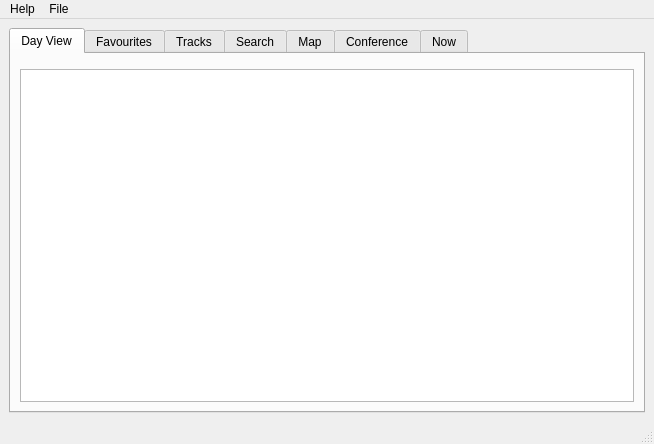
First picture: the form in src/gui/mainwindow.ui, repository edulix/confclerk, before the edit.
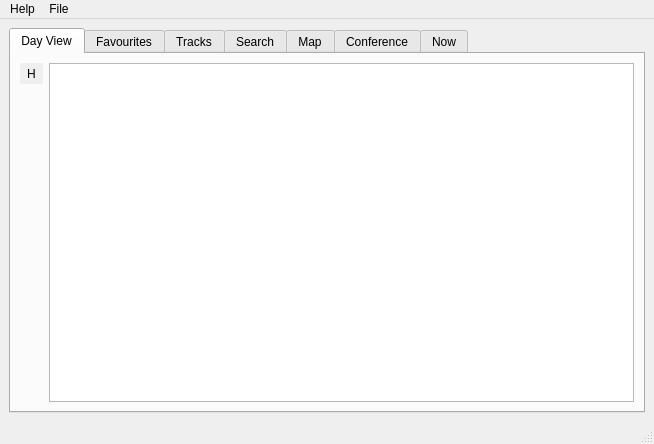
Second picture: the form after the edit. Custom widgets are drawn as their Qt base class.

Commit message: day navigator widget changes  - changed from Horizontal to Vertical

Diff of the .ui file:
```diff
--- a/src/gui/mainwindow.ui
+++ b/src/gui/mainwindow.ui
@@ -33,7 +33,33 @@
         <item row="0" column="0" >
          <layout class="QVBoxLayout" name="verticalLayout" >
           <item>
-           <widget class="DayNavigatorWidget" native="1" name="dayNavigator" />
+           <layout class="QHBoxLayout" name="horizontalLayout_2" >
+            <item>
+             <layout class="QVBoxLayout" name="verticalLayout_5" >
+              <item>
+               <widget class="QToolButton" name="toolButton" >
+                <property name="autoFillBackground" >
+                 <bool>true</bool>
+                </property>
+                <property name="text" >
+                 <string>H</string>
+                </property>
+                <property name="autoRaise" >
+                 <bool>true</bool>
+                </property>
+               </widget>
+              </item>
+              <item>
+               <widget class="DayNavigatorWidget" native="1" name="dayNavigator" >
+                <property name="sizePolicy" >
+                 <sizepolicy vsizetype="Expanding" hsizetype="Minimum" >
+                  <horstretch>0</horstretch>
+                  <verstretch>0</verstretch>
+                 </sizepolicy>
+                </property>
+               </widget>
+              </item>
+             </layout>
           </item>
           <item>
            <widget class="TreeView" name="dayTreeView" >
@@ -48,14 +74,16 @@
          </layout>
         </item>
        </layout>
+        </item>
+       </layout>
       </widget>
       <widget class="QWidget" name="favouritesTab" >
        <attribute name="title" >
         <string>Favourites</string>
        </attribute>
        <layout class="QGridLayout" name="gridLayout_3" >
-        <item row="0" column="0" >
-         <layout class="QVBoxLayout" name="verticalLayout_2" >
+        <item row="1" column="0" >
+         <layout class="QHBoxLayout" name="horizontalLayout_4" >
           <item>
            <widget class="DayNavigatorWidget" native="1" name="favouriteDayNavigator" />
           </item>
@@ -72,7 +100,7 @@
        </attribute>
        <layout class="QGridLayout" name="gridLayout_4" >
         <item row="0" column="0" >
-         <layout class="QVBoxLayout" name="activitiesVerticalLayout" >
+         <layout class="QHBoxLayout" name="horizontalLayout_3" >
           <item>
            <widget class="DayNavigatorWidget" native="1" name="trackDayNavigator" />
           </item>
@@ -341,7 +369,7 @@
      <x>0</x>
      <y>0</y>
      <width>654</width>
-     <height>22</height>
+     <height>26</height>
     </rect>
    </property>
    <widget class="QMenu" name="menuFile" >
```
Lines whose indentation alone changed are shown as unchanged. The commit also changes 3 other files.
